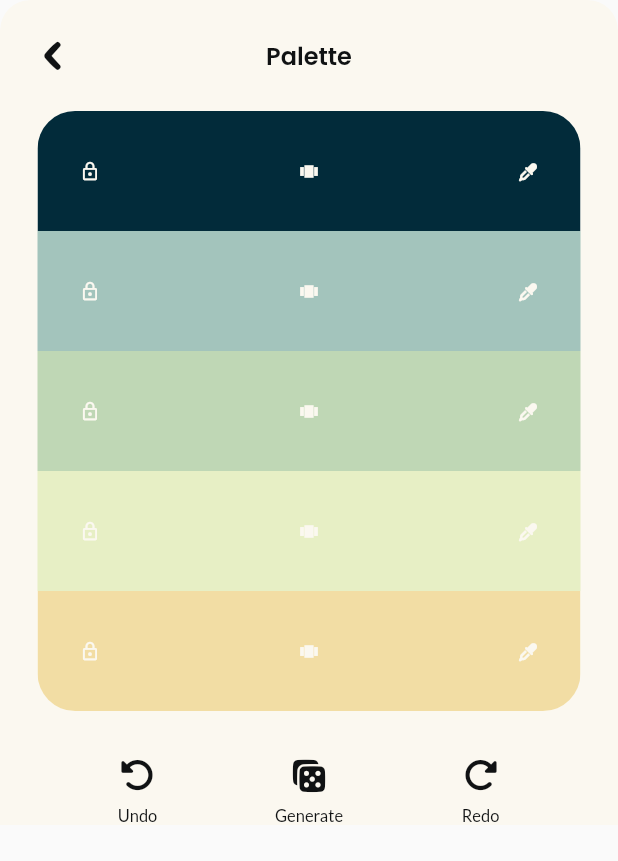
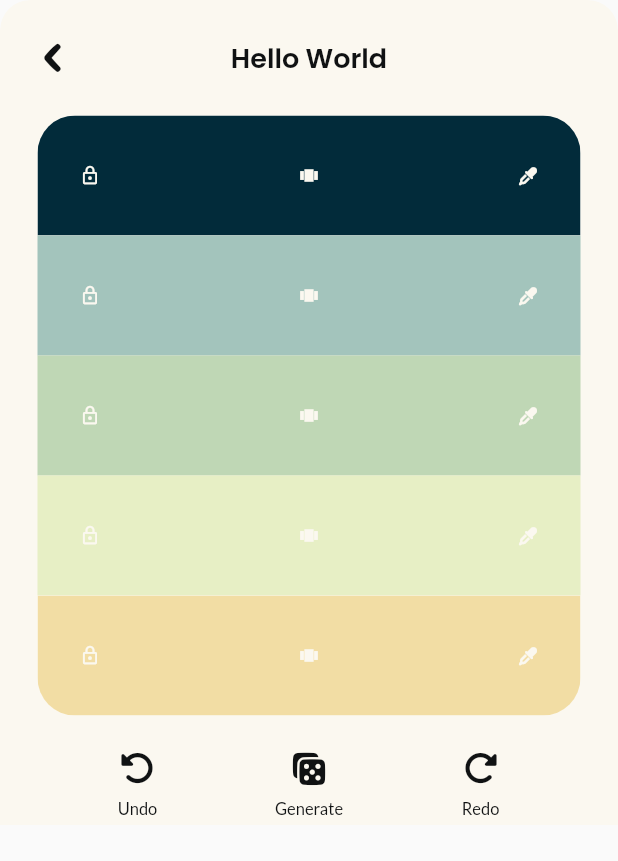
Before and after one commit to cjwg/onodu, a Flutter app: the ThemeSettingsWidget widget shown alone on an empty page, opened directly, swiped to page 2, on a phone screen of 412 x 824 dp. Shown: the top 861 px of the screen. Run offline on Flutter 3.47's test engine with Material 2 defaults, Android fonts, the phone set to English and light mode, and no system bars; our stand-ins replace auto_size_text, dropdown_button2, flutter_animate, flutter_colorpicker, font_awesome_flutter, from_css_color and 6 more; missing offline and left inert: json_path; accounts and stored records are empty; statements that could not run were skipped.

Commit message:
Updating to latest FlutterFlow output.

```diff
--- a/lib/components/theme_settings/theme_settings_widget.dart
+++ b/lib/components/theme_settings/theme_settings_widget.dart
@@ -184,15 +184,12 @@ class _ThemeSettingsWidgetState extends State<ThemeSettingsWidget> {
                 children: [
                   Padding(
                     padding:
-                        EdgeInsetsDirectional.fromSTEB(15.0, 0.0, 15.0, 7.0),
+                        EdgeInsetsDirectional.fromSTEB(15.0, 0.0, 15.0, 0.0),
                     child: Row(
                       mainAxisSize: MainAxisSize.max,
                       mainAxisAlignment: MainAxisAlignment.spaceBetween,
                       children: [
-                        Padding(
-                          padding: EdgeInsetsDirectional.fromSTEB(
-                              0.0, 15.0, 0.0, 0.0),
-                          child: FlutterFlowIconButton(
+                        FlutterFlowIconButton(
                           borderColor: Colors.transparent,
                           borderRadius: 30.0,
                           borderWidth: 1.0,
@@ -209,17 +206,16 @@ class _ThemeSettingsWidgetState extends State<ThemeSettingsWidget> {
                             );
                           },
                         ),
-                        ),
                         Padding(
                           padding: EdgeInsetsDirectional.fromSTEB(
-                              0.0, 25.0, 0.0, 10.0),
+                              0.0, 25.0, 0.0, 25.0),
                           child: Text(
-                            'Palette',
+                            'Hello World',
                             style: FlutterFlowTheme.of(context)
-                                .titleMedium
+                                .bodyMedium
                                 .override(
                                   fontFamily: 'Poppins',
-                                  fontSize: 16.0,
+                                  fontSize: 18.0,
                                   fontWeight: FontWeight.w600,
                                 ),
                           ),
@@ -237,7 +233,7 @@ class _ThemeSettingsWidgetState extends State<ThemeSettingsWidget> {
                     children: [
                       Padding(
                         padding: EdgeInsetsDirectional.fromSTEB(
-                            25.0, 8.0, 25.0, 0.0),
+                            25.0, 0.0, 25.0, 0.0),
                         child: ClipRRect(
                           borderRadius: BorderRadius.only(
                             bottomLeft: Radius.circular(0.0),
@@ -318,7 +314,7 @@ class _ThemeSettingsWidgetState extends State<ThemeSettingsWidget> {
                       ),
                       Padding(
                         padding: EdgeInsetsDirectional.fromSTEB(
-                            25.0, 0.0, 25.0, 8.0),
+                            25.0, 0.0, 25.0, 0.0),
                         child: ClipRRect(
                           borderRadius: BorderRadius.only(
                             bottomLeft: Radius.circular(25.0),
```
Lines whose indentation alone changed are shown as unchanged.
